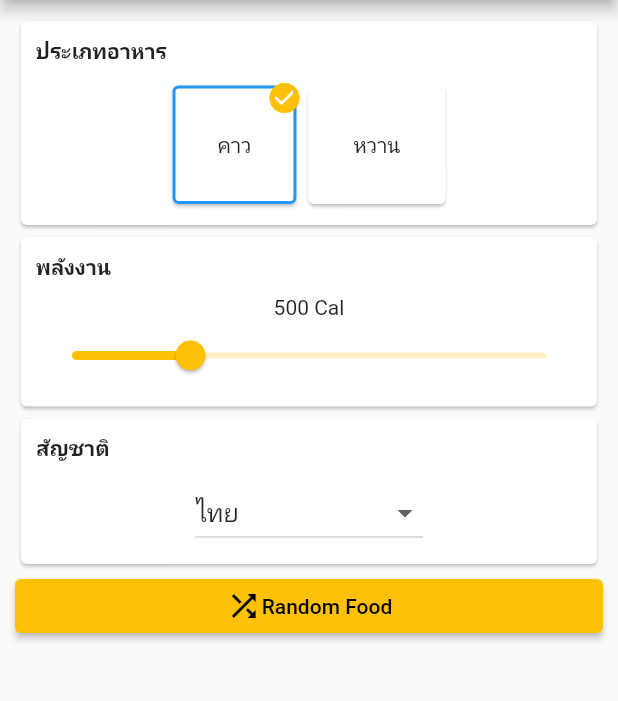
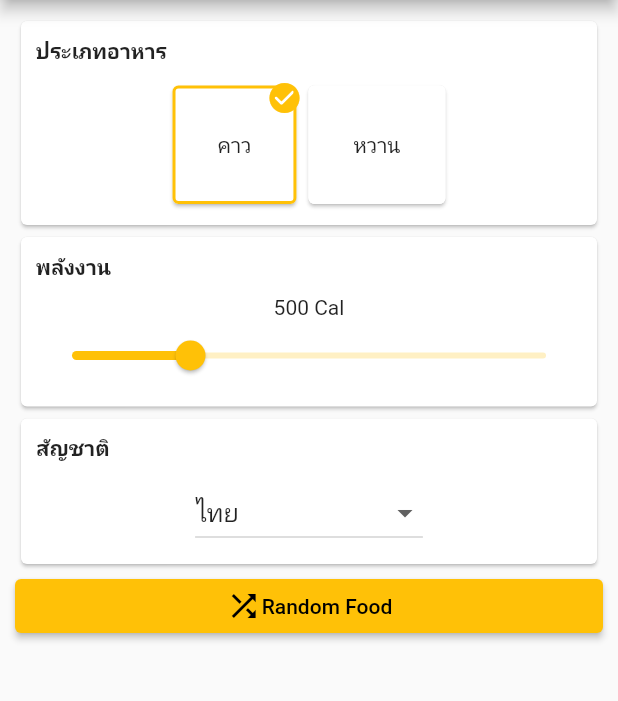
Before and after one commit to pcbimon/kin_a_rai_dee_flutter, a Flutter app: the screen it shows after launch, on a phone screen of 412 x 824 dp, the part 84-785 px from its top. Run offline on Flutter 3.47's test engine with Material 2 defaults, Android fonts, the phone set to English and light mode, and no system bars; our stand-ins replace google_fonts; Roboto replaces fonts that are missing (Kanit).

Commit message:
Change Card color by theme

```diff
--- a/lib/widget/selectCategory.dart
+++ b/lib/widget/selectCategory.dart
@@ -14,10 +14,10 @@ class category extends StatelessWidget {
           Card(
             shape: selected
                 ? new RoundedRectangleBorder(
-                    side: new BorderSide(color: Colors.blue, width: 2.0),
+                    side: new BorderSide(color: Theme.of(context).primaryColor, width: 2.0),
                     borderRadius: BorderRadius.circular(4.0))
                 : new RoundedRectangleBorder(
-                    side: new BorderSide(color: Colors.white, width: 2.0),
+                    side: new BorderSide(color: Theme.of(context).cardColor, width: 2.0),
                     borderRadius: BorderRadius.circular(4.0)),
             child: Container(margin: EdgeInsets.all(30), child: Text(cats[i])),
           ),
```
